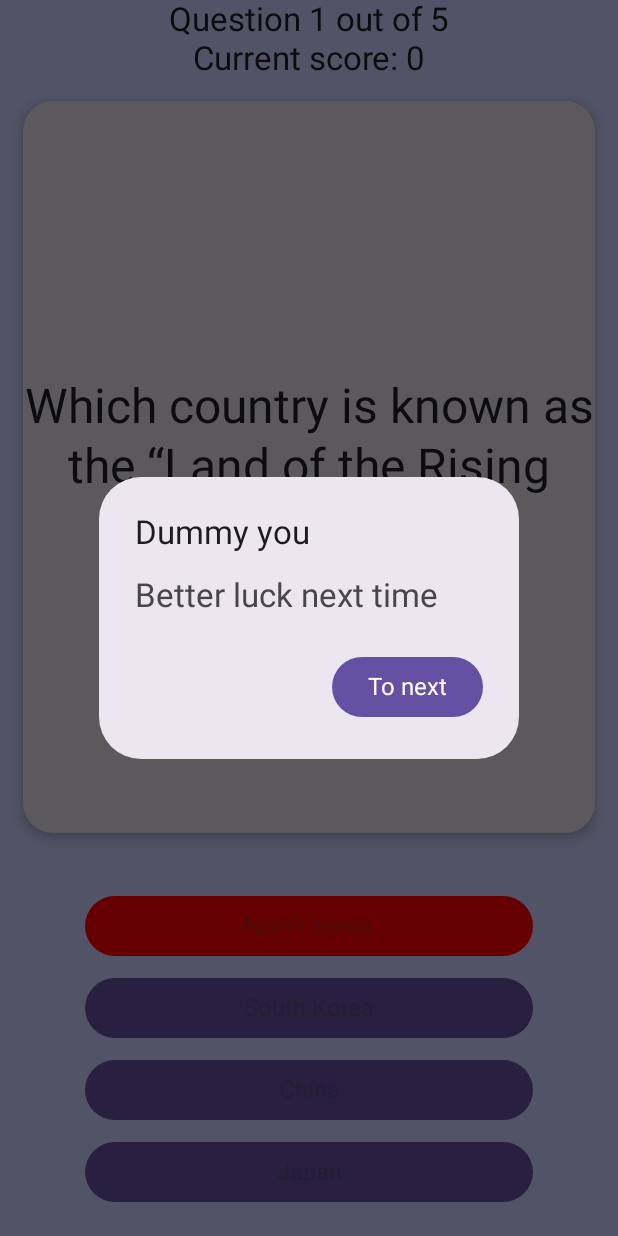
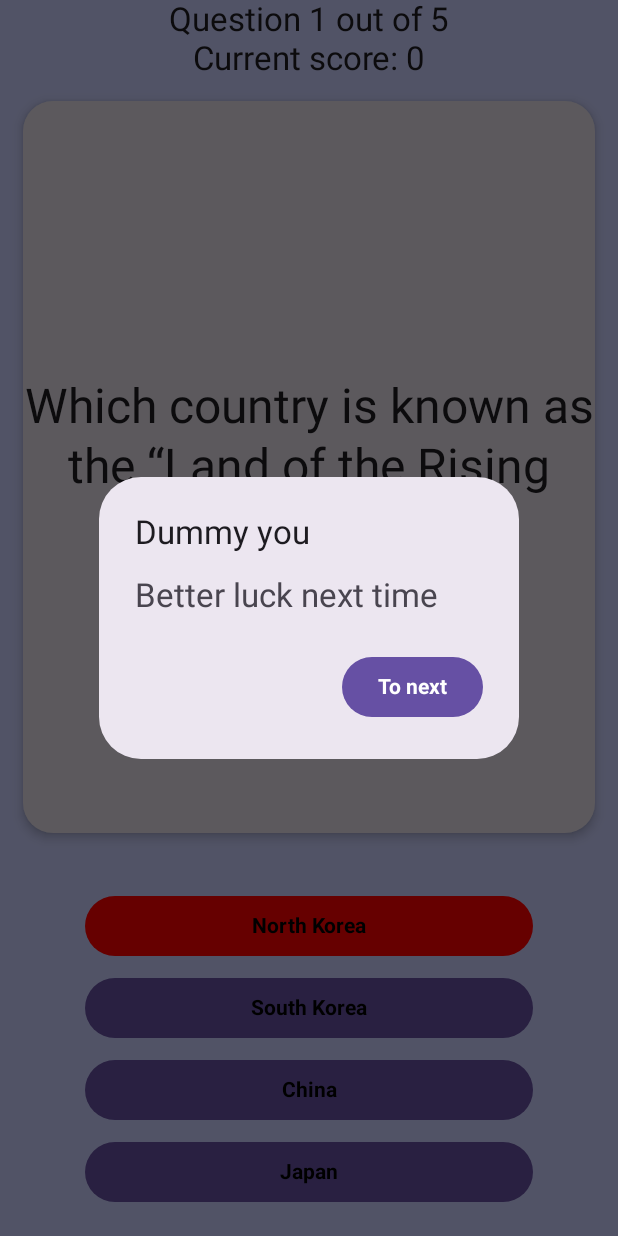
Before and after one commit to NikitaKurganovich/APT-Lab3, an Android app built with Jetpack Compose: the screen it shows after launch (MainActivity), after a tap on "North Korea", on a phone screen of 412 x 824 dp. Run offline under Robolectric (Android 15) with nearby library versions, the light colour scheme and no system bars; our stand-ins replace Voyager, livedata-compose; 1 other tap on this screen came first.

Commit message:
Made buttons color changeable on device theme

```diff
--- a/app/src/main/java/com/example/aptlab3/MainActivity.kt
+++ b/app/src/main/java/com/example/aptlab3/MainActivity.kt
@@ -1,5 +1,3 @@
-@file:OptIn(ExperimentalMaterial3Api::class)
-
 package com.example.aptlab3
 
 import android.os.Bundle
--- a/app/src/main/java/com/example/aptlab3/model/Question.kt
+++ b/app/src/main/java/com/example/aptlab3/model/Question.kt
@@ -49,6 +49,7 @@ open class Question(private val jsonObject: JSONObject) {
             AnswerVariants(Modifier.weight(0.25f))
         }
     }
+
     @Composable
     open fun DisplayQuestionText(modifier: Modifier = Modifier) {
         Card(
@@ -106,8 +107,9 @@ open class Question(private val jsonObject: JSONObject) {
             modifier = modifier,
             colors = ButtonDefaults
                 .buttonColors(
-                    containerColor = color,
-                    disabledContainerColor = color
+                    disabledContainerColor = color,
+                    disabledContentColor = Color.Black,
+                    containerColor = MaterialTheme.colorScheme.primary
                 )
         ) {
             Text(text, style = Typography.displaySmall)
--- a/app/src/main/java/com/example/aptlab3/screens/HomeScreen.kt
+++ b/app/src/main/java/com/example/aptlab3/screens/HomeScreen.kt
@@ -2,9 +2,7 @@ package com.example.aptlab3.screens
 
 import android.content.Context
 import androidx.compose.foundation.layout.*
-import androidx.compose.material3.AlertDialog
-import androidx.compose.material3.Button
-import androidx.compose.material3.Text
+import androidx.compose.material3.*
 import androidx.compose.runtime.*
 import androidx.compose.ui.Alignment
 import androidx.compose.ui.Modifier
@@ -43,6 +41,7 @@ data class HomeScreen(val baseContext: Context) : Screen {
                 AlertOnRewriteResults(currentType, navigator, isVisible)
             }
             Button(
+                colors = ButtonDefaults.buttonColors(containerColor = MaterialTheme.colorScheme.primary),
                 onClick = {
                     currentType = countriesQuestionsType
                     if (userData.countriesQuestionsResult == EMPTY_RESULT) {
@@ -51,13 +50,14 @@ data class HomeScreen(val baseContext: Context) : Screen {
                         isVisible.value = true
                     }
                 },
-                Modifier
+                modifier =  Modifier
                     .fillMaxWidth()
                     .padding(horizontal = 30.dp)
             ) {
                 Text("Countries Quiz", style = Typography.displaySmall)
             }
             Button(
+                colors = ButtonDefaults.buttonColors(containerColor = MaterialTheme.colorScheme.primary),
                 onClick = {
                     currentType = deepRockQuestionsType
                     if (userData.deepRockQuestionsResult == EMPTY_RESULT) {
@@ -66,17 +66,18 @@ data class HomeScreen(val baseContext: Context) : Screen {
                         isVisible.value = true
                     }
                 },
-                Modifier.fillMaxWidth()
+                modifier = Modifier.fillMaxWidth()
                     .padding(horizontal = 30.dp)
             ) {
                 Text("DRG Quiz", style = Typography.displaySmall)
             }
             Spacer(Modifier.height(200.dp))
             Button(
+                colors = ButtonDefaults.buttonColors(containerColor = MaterialTheme.colorScheme.primary),
                 onClick = {
                     navigator.push(ProfileScreen(dataStoreManager))
                 },
-                Modifier.fillMaxWidth()
+                modifier = Modifier.fillMaxWidth()
                     .padding(horizontal = 30.dp)
             ) {
                 Text("View profile", style = Typography.displaySmall)
@@ -98,6 +99,7 @@ data class HomeScreen(val baseContext: Context) : Screen {
             ) },
             confirmButton = {
                 Button(
+                    colors = ButtonDefaults.buttonColors(containerColor = MaterialTheme.colorScheme.primary),
                     onClick = {
                         navigator.push(QuizScreen(repositoryTypeMap[type] as DefaultRepository, dataStoreManager))
                     }
@@ -107,6 +109,7 @@ data class HomeScreen(val baseContext: Context) : Screen {
             },
             dismissButton = {
                 Button(
+                    colors = ButtonDefaults.buttonColors(containerColor = MaterialTheme.colorScheme.primary),
                     onClick = {
                         isVisible.value = false
                     }
--- a/app/src/main/java/com/example/aptlab3/screens/ProfileScreen.kt
+++ b/app/src/main/java/com/example/aptlab3/screens/ProfileScreen.kt
@@ -77,7 +77,7 @@ data class ProfileScreen(val dataStoreManager: DataStoreManager) : Screen {
     @Composable
     fun UserTestResults(userDataState: State<UserData>) {
         if (userDataState.value.isAnsweredAnyTest) {
-            Text("You haven't taken any tests yet",style = Typography.bodyMedium)
+            Text("You haven't taken any tests yet", style = Typography.bodyMedium)
         } else {
             Column(
                 Modifier.fillMaxWidth(),
@@ -107,10 +107,11 @@ data class ProfileScreen(val dataStoreManager: DataStoreManager) : Screen {
         modifier: Modifier = Modifier
     ) {
         Button(
+            colors = ButtonDefaults.buttonColors(containerColor = MaterialTheme.colorScheme.primary),
             modifier = modifier,
             onClick = { isAttemptToClear.value = true }
         ) {
-            Text("Clear results",style = Typography.displaySmall)
+            Text("Clear results", style = Typography.displaySmall)
         }
     }
 
@@ -120,10 +121,11 @@ data class ProfileScreen(val dataStoreManager: DataStoreManager) : Screen {
         modifier: Modifier = Modifier
     ) {
         Button(
+            colors = ButtonDefaults.buttonColors(containerColor = MaterialTheme.colorScheme.primary),
             modifier = modifier,
             onClick = { navigator.pop() }
         ) {
-            Text("To home",style = Typography.displaySmall)
+            Text("To home", style = Typography.displaySmall)
         }
     }
 
@@ -176,7 +178,7 @@ data class ProfileScreen(val dataStoreManager: DataStoreManager) : Screen {
             var newName by remember { mutableStateOf(userDataState.value.userName) }
             AlertDialog(
                 onDismissRequest = { },
-                title = { Text("Change user name",style = Typography.displaySmall) },
+                title = { Text("Change user name", style = Typography.displaySmall) },
                 text = {
                     OutlinedTextField(
                         value = newName,
--- a/app/src/main/java/com/example/aptlab3/screens/QuizScreen.kt
+++ b/app/src/main/java/com/example/aptlab3/screens/QuizScreen.kt
@@ -99,6 +99,7 @@ data class QuizScreen(val repository: DefaultRepository, val dataStoreManager: D
             },
             confirmButton = {
                 Button(
+                    colors = ButtonDefaults.buttonColors(containerColor = MaterialTheme.colorScheme.primary),
                     onClick = {
                         quizViewModel.toNextQuestion()
                         innerNavigator.replace(QuestionScreen(questionsList[quizViewModel.currentQuestion.value!!]))
@@ -139,6 +140,7 @@ data class QuizScreen(val repository: DefaultRepository, val dataStoreManager: D
             },
             confirmButton = {
                 Button(
+                    colors = ButtonDefaults.buttonColors(containerColor = MaterialTheme.colorScheme.primary),
                     onClick = {
                         scope.launch {
                             dataStoreManager.saveTestResult(repositoryName, quizViewModel.score.value!!)
--- a/app/src/main/java/com/example/aptlab3/ui/theme/Type.kt
+++ b/app/src/main/java/com/example/aptlab3/ui/theme/Type.kt
@@ -33,8 +33,8 @@ val Typography = Typography(
     ),
     displaySmall = TextStyle(
         fontFamily = montserratFont,
-        fontWeight = FontWeight.Normal,
-        fontSize = 16.sp,
+        fontWeight = FontWeight.Bold,
+        fontSize = 14.sp,
     )
     /* Other default text styles to override
     titleLarge = TextStyle(
```
